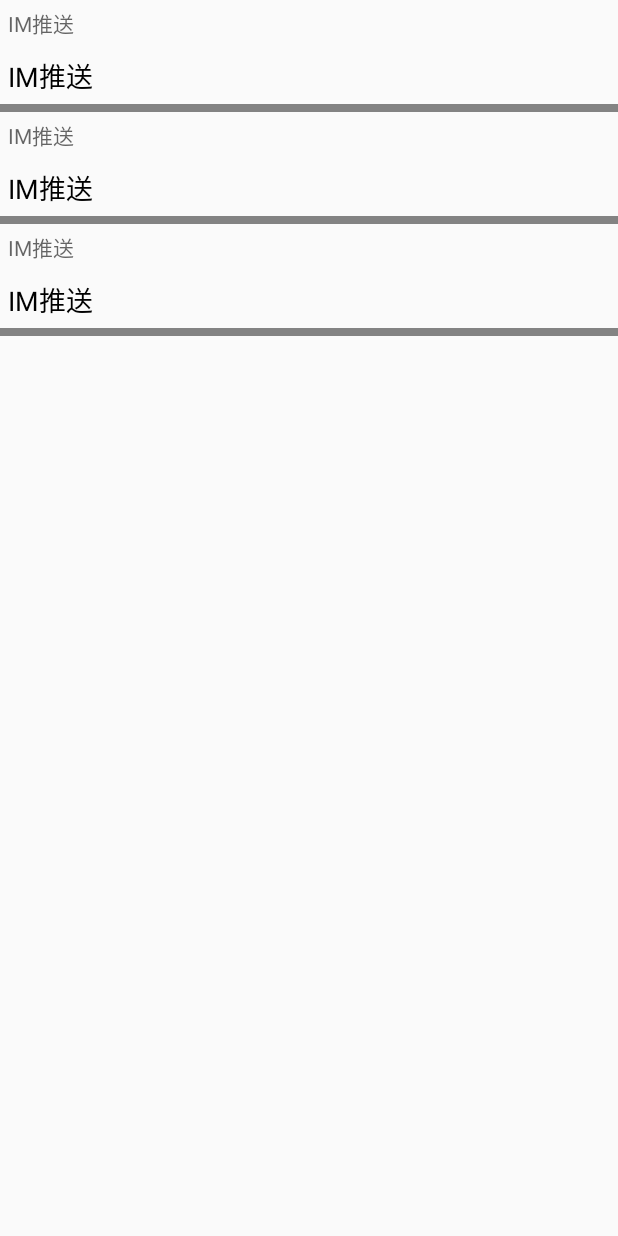
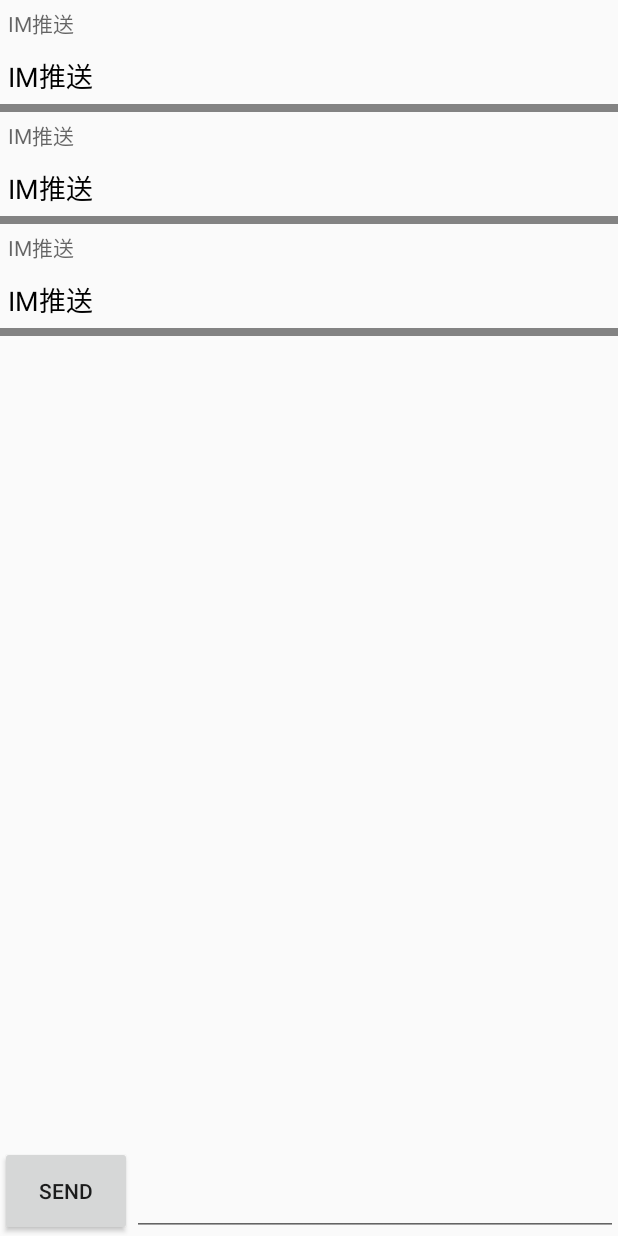
Before and after one commit to hslooooooool/im-android-client, an Android app: the layout activity_message.xml on its own in the app's theme, with its tools: preview values and no code run, on a phone screen of 412 x 824 dp. Run offline under Robolectric (Android 15) with nearby library versions, the phone set to English and light mode, and no system bars.

Commit message:
修复BUG;

```diff
--- a/app/src/main/java/vip/qsos/im/app/Constant.kt
+++ b/app/src/main/java/vip/qsos/im/app/Constant.kt
@@ -12,7 +12,7 @@ interface Constant {
 
     companion object {
         /**服务端IP地址*/
-        var IM_SERVER_HOST = "192.168.1.103"
+        var IM_SERVER_HOST = "192.168.3.131"
         /**服务端消息端口*/
         var IM_SERVER_PORT = 23456
     }
--- a/app/src/main/res/layout/activity_message.xml
+++ b/app/src/main/res/layout/activity_message.xml
@@ -15,4 +15,20 @@
         android:listSelector="#FF9800"
         tools:listitem="@layout/item_message" />
 
+    <LinearLayout
+        android:layout_width="match_parent"
+        android:layout_height="60dp"
+        android:orientation="horizontal">
+
+        <Button
+            android:id="@+id/chat_send"
+            android:layout_width="wrap_content"
+            android:layout_height="match_parent"
+            android:text="Send" />
+
+        <EditText
+            android:id="@+id/chat_content"
+            android:layout_width="match_parent"
+            android:layout_height="match_parent" />
+    </LinearLayout>
 </LinearLayout>
--- a/im_lib/src/main/java/vip/qsos/im/lib/model/Message.kt
+++ b/im_lib/src/main/java/vip/qsos/im/lib/model/Message.kt
@@ -19,7 +19,7 @@ class Message : IProtobufAble {
     var action: String? = null
     /**消息标题*/
     var title: String? = null
-    /**消息类容，content 根据 format 数据格式进行解析*/
+    /**消息内容，content 根据 format 数据格式进行解析*/
     var content: String? = null
     /**消息发送者账号*/
     var sender: String? = null
```
Also changed, not shown: app/src/main/java/vip/qsos/im/ui/MessageActivity.kt (+17 -0 lines).
